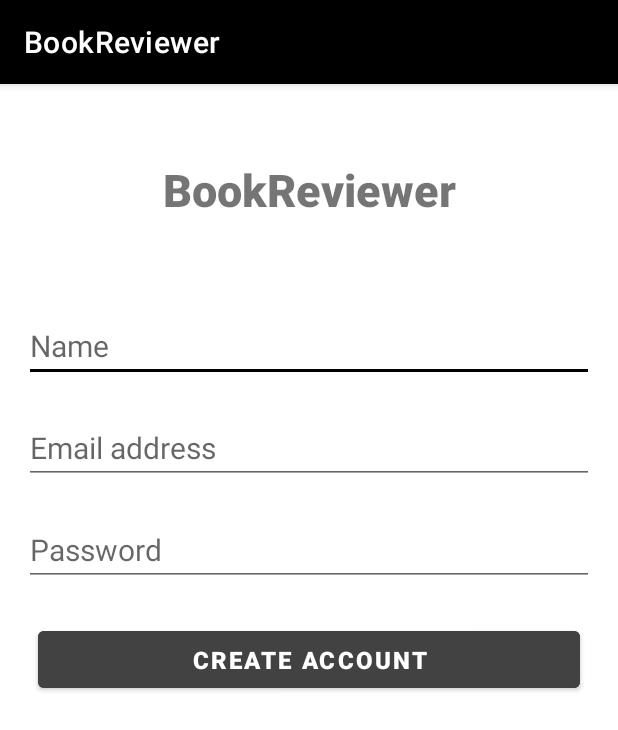
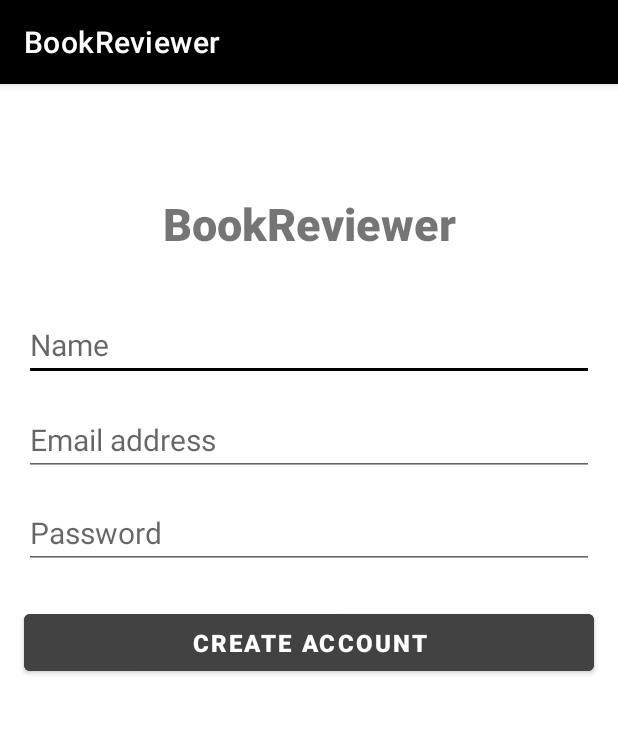
Before and after one commit to knd282/Android4Assignment, an Android app: the screen it shows after launch (sign_up), after a tap on "Sign Up", on a phone screen of 412 x 824 dp. Shown: the top 730 px of the screen. Run offline under Robolectric (Android 15) with nearby library versions, the phone set to English and light mode, and no system bars; our stand-ins replace Firebase (no records; nobody signed in at launch, a user with empty details on screens opened directly).

Commit message:
Improve the login and logout function. It makes more sense now

```diff
--- a/app/src/main/java/com/example/android_knd/MainActivity.java
+++ b/app/src/main/java/com/example/android_knd/MainActivity.java
@@ -27,10 +27,20 @@ public class MainActivity extends AppCompatActivity implements View.OnClickListe
     private FirebaseAuth mAuth;
     private ProgressBar progressBar;
 
+
     @Override
     protected void onCreate(Bundle savedInstanceState) {
         super.onCreate(savedInstanceState);
         setContentView(R.layout.activity_main);
+
+        //check user is login or not
+        FirebaseUser user = FirebaseAuth.getInstance().getCurrentUser();
+        if (user != null){
+            //if user is signed in
+            startActivity(new Intent(MainActivity.this, search_book.class));
+            finish();
+        }
+        //end
         reg = (TextView) findViewById(R.id.register);
         reg.setOnClickListener(this);
         sIn = (Button) findViewById(R.id.signIn);
@@ -91,6 +101,7 @@ public class MainActivity extends AppCompatActivity implements View.OnClickListe
                     if(user.isEmailVerified()){
                         //redirect to user profile(search book page)
                         startActivity(new Intent(MainActivity.this, search_book.class));
+                        finish();
                     }else {
                         user.sendEmailVerification();
                         Toast.makeText(MainActivity.this, "Please check your email, follow the link and change your password", Toast.LENGTH_LONG).show();
--- a/app/src/main/java/com/example/android_knd/forgot_password.java
+++ b/app/src/main/java/com/example/android_knd/forgot_password.java
@@ -6,6 +6,8 @@ import androidx.appcompat.app.AppCompatActivity;
 import android.os.Bundle;
 import android.util.Patterns;
 import android.view.View;
+import android.view.animation.Animation;
+import android.view.animation.AnimationUtils;
 import android.widget.Button;
 import android.widget.EditText;
 import android.widget.ProgressBar;
@@ -19,6 +21,7 @@ public class forgot_password extends AppCompatActivity {
     private EditText emailEditText;
     private Button resetPasswordButton;
     private ProgressBar progressBar;
+
     //firebase
     FirebaseAuth auth;
 
@@ -30,6 +33,7 @@ public class forgot_password extends AppCompatActivity {
         resetPasswordButton = (Button) findViewById(R.id.resetPassword);
         progressBar = (ProgressBar) findViewById(R.id.progressBar);
         auth = FirebaseAuth.getInstance();
+
         //reset pass
         resetPasswordButton.setOnClickListener(new View.OnClickListener() {
             @Override
--- a/app/src/main/res/layout/activity_sign_up.xml
+++ b/app/src/main/res/layout/activity_sign_up.xml
@@ -10,62 +10,67 @@
         android:id="@+id/banner"
         android:layout_width="match_parent"
         android:layout_height="wrap_content"
-        android:layout_marginTop="50dp"
         android:fontFamily="sans-serif-black"
         android:text="BookReviewer"
         android:textAlignment="center"
         android:textSize="30sp"
         android:textStyle="bold"
-        app:layout_constraintLeft_toLeftOf="parent"
-        app:layout_constraintRight_toRightOf="parent"
-        app:layout_constraintTop_toTopOf="parent" />
+        app:layout_constraintBottom_toBottomOf="parent"
+        app:layout_constraintEnd_toEndOf="parent"
+        app:layout_constraintHorizontal_bias="0.0"
+        app:layout_constraintStart_toStartOf="parent"
+        app:layout_constraintTop_toTopOf="parent"
+        app:layout_constraintVertical_bias="0.100" />
+
 
     <EditText
         android:id="@+id/name"
         android:layout_width="380dp"
         android:layout_height="wrap_content"
-        android:layout_marginTop="60dp"
         android:ems="10"
         android:hint="Name"
         android:inputType="text"
         android:textSize="20sp"
-        app:layout_constraintLeft_toLeftOf="parent"
-        app:layout_constraintRight_toRightOf="parent"
+        app:layout_constraintBottom_toBottomOf="parent"
+        app:layout_constraintEnd_toEndOf="parent"
+        app:layout_constraintHorizontal_bias="0.5"
+        app:layout_constraintStart_toStartOf="parent"
         app:layout_constraintTop_toBottomOf="@+id/banner"
-        />
-
+        app:layout_constraintVertical_bias="0.06" />
 
     <EditText
         android:id="@+id/email"
         android:layout_width="380dp"
         android:layout_height="wrap_content"
-        android:layout_marginTop="20dp"
         android:ems="10"
         android:hint="Email address"
         android:inputType="textEmailAddress"
         android:textSize="20sp"
-        app:layout_constraintLeft_toLeftOf="parent"
-        app:layout_constraintRight_toRightOf="parent"
+        app:layout_constraintBottom_toBottomOf="parent"
+        app:layout_constraintEnd_toEndOf="parent"
+        app:layout_constraintHorizontal_bias="0.5"
+        app:layout_constraintStart_toStartOf="parent"
         app:layout_constraintTop_toBottomOf="@+id/name"
-        />
+        app:layout_constraintVertical_bias="0.03" />
 
     <EditText
         android:id="@+id/password"
         android:layout_width="380dp"
         android:layout_height="wrap_content"
         android:ems="10"
-        android:layout_marginTop="20dp"
         android:hint="Password"
         android:inputType="textPassword"
         android:textSize="20sp"
-        app:layout_constraintLeft_toLeftOf="parent"
-        app:layout_constraintRight_toRightOf="parent"
+        app:layout_constraintBottom_toBottomOf="parent"
+        app:layout_constraintEnd_toEndOf="parent"
+        app:layout_constraintHorizontal_bias="0.5"
+        app:layout_constraintStart_toStartOf="parent"
         app:layout_constraintTop_toBottomOf="@+id/email"
-        />
+        app:layout_constraintVertical_bias="0.03"/>
 
     <Button
         android:id="@+id/createAccount"
-        android:layout_width="361dp"
+        android:layout_width="380dp"
         android:layout_height="50dp"
         android:layout_marginTop="24dp"
         android:backgroundTint="@color/cardview_dark_background"
@@ -73,9 +78,13 @@
         android:textColor="#ffffff"
         android:textSize="16sp"
         android:textStyle="bold"
+        app:layout_constraintBottom_toBottomOf="parent"
+        app:layout_constraintEnd_toEndOf="parent"
         app:layout_constraintLeft_toLeftOf="parent"
         app:layout_constraintRight_toRightOf="parent"
-        app:layout_constraintTop_toBottomOf="@+id/password" />
+        app:layout_constraintStart_toStartOf="parent"
+        app:layout_constraintTop_toBottomOf="@+id/password"
+        app:layout_constraintVertical_bias="0.0" />
 
     <ProgressBar
         android:id="@+id/progressBar"
--- a/app/src/main/res/layout/activity_web_view.xml
+++ b/app/src/main/res/layout/activity_web_view.xml
@@ -17,9 +17,7 @@
         android:layout_height="wrap_content"
         android:layout_alignParentEnd="true"
         android:layout_alignParentBottom="true"
-        android:layout_marginStart="16dp"
-        android:layout_marginTop="16dp"
-        android:layout_marginEnd="16dp"
+        android:layout_marginEnd="20dp"
         android:layout_marginBottom="16dp"
         android:src="@drawable/ic_heart"
         app:backgroundTint="@color/cardview_dark_background"
```
Also changed, not shown: app/src/main/java/com/example/android_knd/search_book.java (+8 -2 lines), app/src/main/res/layout/activity_forgot_password.xml (+21 -13 lines), app/src/main/res/layout/activity_main.xml (+30 -25 lines), app/src/main/res/layout/activity_search_book.xml (+4 -4 lines), app/src/main/res/layout/activity_wish_list.xml (+13 -14 lines).
